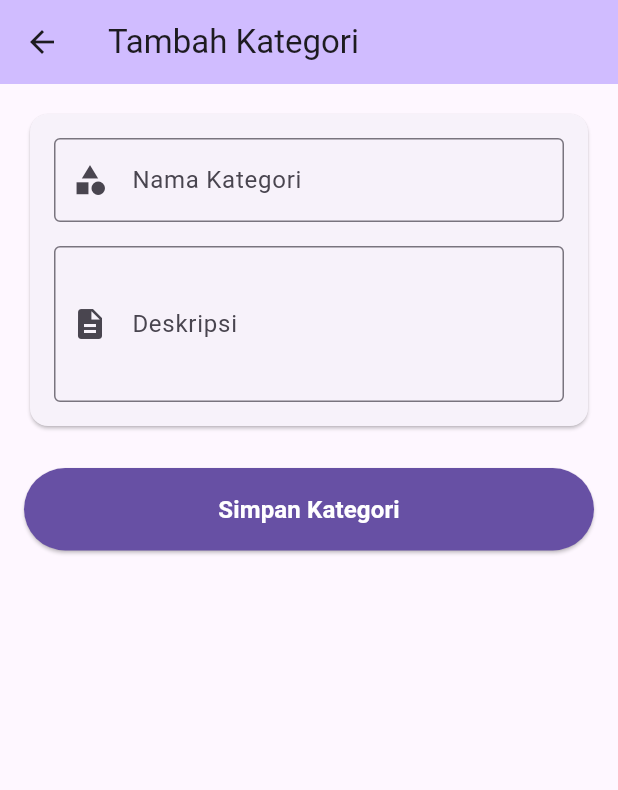
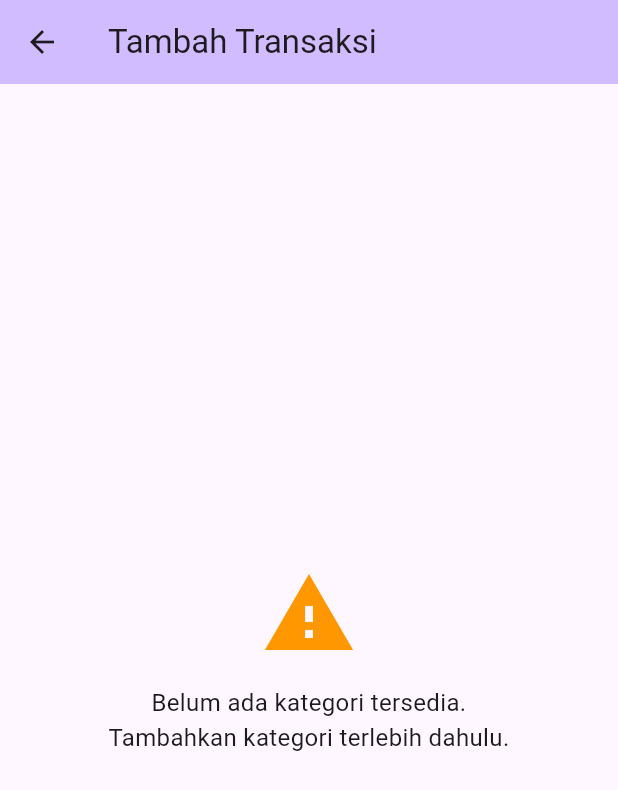
Before and after one commit to dwirez99/akuntanasigo, a Flutter app: the screen it shows after launch, after a tap on the "add" icon, on a phone screen of 412 x 824 dp. Shown: the top 790 px of the screen. Run offline on Flutter 3.47's test engine with Material 3 defaults, Android fonts, the phone set to English and light mode, and no system bars; our stand-ins replace flutter_riverpod, sqflite; accounts and stored records are empty.

Commit message:
CRUD transaksi masih bisa saja belum rapi

```diff
--- a/lib/main.dart
+++ b/lib/main.dart
@@ -1,6 +1,6 @@
 import 'package:flutter/material.dart';
 import 'package:flutter_riverpod/flutter_riverpod.dart';
-import 'screens/kategori_screen.dart';
+import 'screens/home_screen.dart';
 
 void main() {
   runApp(const ProviderScope(child: MyApp()));
@@ -17,7 +17,7 @@ class MyApp extends StatelessWidget {
         primarySwatch: Colors.blue,
         useMaterial3: true,
       ),
-      home: const KategoriScreen(),
+      home: const HomeScreen(),
       debugShowCheckedModeBanner: false,
     );
   }
--- /dev/null
+++ b/lib/screens/home_screen.dart
@@ -0,0 +1,44 @@
+import 'package:flutter/material.dart';
+import 'kategori_screen.dart';
+import 'transaksi_screen.dart';
+
+class HomeScreen extends StatefulWidget {
+  const HomeScreen({super.key});
+
+  @override
+  State<HomeScreen> createState() => _HomeScreenState();
+}
+
+class _HomeScreenState extends State<HomeScreen> {
+  int _selectedIndex = 0;
+
+  final List<Widget> _screens = [
+    const TransaksiScreen(),
+    const KategoriScreen(),
+  ];
+
+  @override
+  Widget build(BuildContext context) {
+    return Scaffold(
+      body: _screens[_selectedIndex],
+      bottomNavigationBar: BottomNavigationBar(
+        currentIndex: _selectedIndex,
+        onTap: (index) {
+          setState(() {
+            _selectedIndex = index;
+          });
+        },
+        items: const [
+          BottomNavigationBarItem(
+            icon: Icon(Icons.receipt_long),
+            label: 'Transaksi',
+          ),
+          BottomNavigationBarItem(
+            icon: Icon(Icons.category),
+            label: 'Kategori',
+          ),
+        ],
+      ),
+    );
+  }
+}
--- /dev/null
+++ b/lib/screens/transaksi_form_screen.dart
@@ -0,0 +1,347 @@
+import 'package:flutter/material.dart';
+import 'package:flutter/services.dart';
+import 'package:flutter_riverpod/flutter_riverpod.dart';
+import 'package:intl/intl.dart';
+import '../models/transaksi.dart';
+import '../models/kategori.dart';
+import '../providers/transaksi_provider.dart';
+import '../providers/kategori_provider.dart';
+
+class TransaksiFormScreen extends ConsumerStatefulWidget {
+  final Transaksi? transaksi;
+
+  const TransaksiFormScreen({super.key, this.transaksi});
+
+  @override
+  ConsumerState<TransaksiFormScreen> createState() => _TransaksiFormScreenState();
+}
+
+class _TransaksiFormScreenState extends ConsumerState<TransaksiFormScreen> {
+  final _formKey = GlobalKey<FormState>();
+  final _namaController = TextEditingController();
+  final _nominalController = TextEditingController();
+  final _keteranganController = TextEditingController();
+
+  DateTime _selectedDate = DateTime.now();
+  String _selectedJenis = 'Pemasukan';
+  int? _selectedKategoriId;
+  bool _isLoading = false;
+
+  @override
+  void initState() {
+    super.initState();
+    if (widget.transaksi != null) {
+      final transaksi = widget.transaksi!;
+      _namaController.text = transaksi.namaTransaksi;
+      _nominalController.text = transaksi.nominal.toString();
+      _keteranganController.text = transaksi.keterangan;
+      _selectedDate = DateTime.parse(transaksi.tanggal);
+      _selectedJenis = transaksi.jenis;
+      _selectedKategoriId = transaksi.kategoriId;
+    }
+  }
+
+  @override
+  void dispose() {
+    _namaController.dispose();
+    _nominalController.dispose();
+    _keteranganController.dispose();
+    super.dispose();
+  }
+
+  @override
+  Widget build(BuildContext context) {
+    final kategoriList = ref.watch(kategoriProvider);
+    final isEditing = widget.transaksi != null;
+
+    return Scaffold(
+      appBar: AppBar(
+        title: Text(isEditing ? 'Edit Transaksi' : 'Tambah Transaksi'),
+        backgroundColor: Theme.of(context).colorScheme.inversePrimary,
+      ),
+      body: kategoriList.isEmpty
+          ? const Center(
+              child: Column(
+                mainAxisAlignment: MainAxisAlignment.center,
+                children: [
+                  Icon(Icons.warning, size: 64, color: Colors.orange),
+                  SizedBox(height: 16),
+                  Text(
+                    'Belum ada kategori tersedia.\nTambahkan kategori terlebih dahulu.',
+                    textAlign: TextAlign.center,
+                    style: TextStyle(fontSize: 16),
+                  ),
+                ],
+              ),
+            )
+          : SingleChildScrollView(
+              padding: const EdgeInsets.all(16),
+              child: Form(
+                key: _formKey,
+                child: Column(
+                  crossAxisAlignment: CrossAxisAlignment.stretch,
+                  children: [
+                    // Jenis Transaksi
+                    Card(
+                      child: Padding(
+                        padding: const EdgeInsets.all(16),
+                        child: Column(
+                          crossAxisAlignment: CrossAxisAlignment.start,
+                          children: [
+                            const Text(
+                              'Jenis Transaksi',
+                              style: TextStyle(
+                                fontSize: 16,
+                                fontWeight: FontWeight.w600,
+                              ),
+                            ),
+                            const SizedBox(height: 8),
+                            Row(
+                              children: [
+                                Expanded(
+                                  child: RadioListTile<String>(
+                                    title: const Text('Pemasukan'),
+                                    value: 'Pemasukan',
+                                    groupValue: _selectedJenis,
+                                    onChanged: (value) {
+                                      setState(() {
+                                        _selectedJenis = value!;
+                                      });
+                                    },
+                                  ),
+                                ),
+                                Expanded(
+                                  child: RadioListTile<String>(
+                                    title: const Text('Pengeluaran'),
+                                    value: 'Pengeluaran',
+                                    groupValue: _selectedJenis,
+                                    onChanged: (value) {
+                                      setState(() {
+                                        _selectedJenis = value!;
+                                      });
+                                    },
+                                  ),
+                                ),
+                              ],
+                            ),
+                          ],
+                        ),
+                      ),
+                    ),
+                    const SizedBox(height: 16),
+
+                    // Form Data
+                    Card(
+                      child: Padding(
+                        padding: const EdgeInsets.all(16),
+                        child: Column(
+                          children: [
+                            TextFormField(
+                              controller: _namaController,
+                              decoration: const InputDecoration(
+                                labelText: 'Nama Transaksi',
+                                hintText: 'Masukkan nama transaksi',
+                                border: OutlineInputBorder(),
+                                prefixIcon: Icon(Icons.receipt),
+                              ),
+                              validator: (value) {
+                                if (value == null || value.trim().isEmpty) {
+                                  return 'Nama transaksi tidak boleh kosong';
+                                }
+                                return null;
+                              },
+                            ),
+                            const SizedBox(height: 16),
+
+                            // Tanggal
+                            TextFormField(
+                              readOnly: true,
+                              decoration: InputDecoration(
+                                labelText: 'Tanggal',
+                                hintText: 'Pilih tanggal',
+                                border: const OutlineInputBorder(),
+                                prefixIcon: const Icon(Icons.calendar_today),
+                                suffixIcon: IconButton(
+                                  icon: const Icon(Icons.date_range),
+                                  onPressed: _selectDate,
+                                ),
+                              ),
+                              controller: TextEditingController(
+                                text: DateFormat('dd/MM/yyyy').format(_selectedDate),
+                              ),
+                            ),
+                            const SizedBox(height: 16),
+
+                            // Kategori
+                            DropdownButtonFormField<int>(
+                              value: _selectedKategoriId,
+                              decoration: const InputDecoration(
+                                labelText: 'Kategori',
+                                border: OutlineInputBorder(),
+                                prefixIcon: Icon(Icons.category),
+                              ),
+                              items: kategoriList.map((kategori) {
+                                return DropdownMenuItem<int>(
+                                  value: kategori.id,
+                                  child: Text(kategori.namaKategori),
+                                );
+                              }).toList(),
+                              onChanged: (value) {
+                                setState(() {
+                                  _selectedKategoriId = value;
+                                });
+                              },
+                              validator: (value) {
+                                if (value == null) {
+                                  return 'Pilih kategori';
+                                }
+                                return null;
+                              },
+                            ),
+                            const SizedBox(height: 16),
+
+                            // Nominal
+                            TextFormField(
+                              controller: _nominalController,
+                              decoration: const InputDecoration(
+                                labelText: 'Nominal',
+                                hintText: 'Masukkan nominal',
+                                border: OutlineInputBorder(),
+                                prefixIcon: Icon(Icons.attach_money),
+                                prefixText: 'Rp ',
+                              ),
+                              keyboardType: TextInputType.number,
+                              inputFormatters: [
+                                FilteringTextInputFormatter.digitsOnly,
+                              ],
+                              validator: (value) {
+                                if (value == null || value.trim().isEmpty) {
+                                  return 'Nominal tidak boleh kosong';
+                                }
+                                final nominal = int.tryParse(value);
+                                if (nominal == null || nominal <= 0) {
+                                  return 'Nominal harus lebih dari 0';
+                                }
+                                return null;
+                              },
+                            ),
+                            const SizedBox(height: 16),
+
+                            // Keterangan
+                            TextFormField(
+                              controller: _keteranganController,
+                              decoration: const InputDecoration(
+                                labelText: 'Keterangan',
+                                hintText: 'Masukkan keterangan (opsional)',
+                                border: OutlineInputBorder(),
+                                prefixIcon: Icon(Icons.note),
+                              ),
+                              maxLines: 3,
+                            ),
+                          ],
+                        ),
+                      ),
+                    ),
+                    const SizedBox(height: 24),
+
+                    // Tombol Simpan
+                    ElevatedButton(
+                      onPressed: _isLoading ? null : _saveTransaksi,
+                      style: ElevatedButton.styleFrom(
+                        padding: const EdgeInsets.symmetric(vertical: 16),
+                        backgroundColor: Theme.of(context).primaryColor,
+                        foregroundColor: Colors.white,
+                      ),
+                      child: _isLoading
+                          ? const SizedBox(
+                              height: 20,
+                              width: 20,
+                              child: CircularProgressIndicator(
+                                strokeWidth: 2,
+                                valueColor: AlwaysStoppedAnimation<Color>(Colors.white),
+                              ),
+                            )
+                          : Text(
+                              isEditing ? 'Update Transaksi' : 'Simpan Transaksi',
+                              style: const TextStyle(
+                                fontSize: 16,
+                                fontWeight: FontWeight.w600,
+                              ),
+                            ),
+                    ),
+                  ],
+                ),
+              ),
+            ),
+    );
+  }
+
+  Future<void> _selectDate() async {
+    final DateTime? picked = await showDatePicker(
+      context: context,
+      initialDate: _selectedDate,
+      firstDate: DateTime(2000),
+      lastDate: DateTime.now().add(const Duration(days: 365)),
+    );
+    if (picked != null && picked != _selectedDate) {
+      setState(() {
+        _selectedDate = picked;
+      });
+    }
+  }
+
+  Future<void> _saveTransaksi() async {
+    if (!_formKey.currentState!.validate()) return;
+
+    setState(() {
+      _isLoading = true;
+    });
+
+    try {
+      final transaksi = Transaksi(
+        id: widget.transaksi?.id,
+        namaTransaksi: _namaController.text.trim(),
+        tanggal: _selectedDate.toIso8601String().split('T')[0],
+        jenis: _selectedJenis,
+        kategoriId: _selectedKategoriId!,
+        nominal: int.parse(_nominalController.text),
+        keterangan: _keteranganController.text.trim(),
+      );
+
+      if (widget.transaksi != null) {
+        await ref.read(transaksiProvider.notifier).updateTransaksi(transaksi);
+      } else {
+        await ref.read(transaksiProvider.notifier).addTransaksi(transaksi);
+      }
+
+      if (mounted) {
+        Navigator.pop(context);
+        ScaffoldMessenger.of(context).showSnackBar(
+          SnackBar(
+            content: Text(
+              widget.transaksi != null
+                  ? 'Transaksi berhasil diupdate'
+                  : 'Transaksi berhasil ditambahkan',
+            ),
+            backgroundColor: Colors.green,
+          ),
+        );
+      }
+    } catch (e) {
+      if (mounted) {
+        ScaffoldMessenger.of(context).showSnackBar(
+          SnackBar(
+            content: Text('Error: $e'),
+            backgroundColor: Colors.red,
+          ),
+        );
+      }
+    } finally {
+      if (mounted) {
+        setState(() {
+          _isLoading = false;
+        });
+      }
+    }
+  }
+}
--- /dev/null
+++ b/lib/screens/transaksi_screen.dart
@@ -0,0 +1,211 @@
+import 'package:flutter/material.dart';
+import 'package:flutter_riverpod/flutter_riverpod.dart';
+import 'package:intl/intl.dart';
+import '../models/transaksi.dart';
+import '../models/kategori.dart';
+import '../providers/transaksi_provider.dart';
+import '../providers/kategori_provider.dart';
+import 'transaksi_form_screen.dart';
+
+class TransaksiScreen extends ConsumerWidget {
+  const TransaksiScreen({super.key});
+
+  @override
+  Widget build(BuildContext context, WidgetRef ref) {
+    final transaksiList = ref.watch(transaksiProvider);
+    final kategoriList = ref.watch(kategoriProvider);
+
+    return Scaffold(
+      appBar: AppBar(
+        title: const Text('Kelola Transaksi'),
+        backgroundColor: Theme.of(context).colorScheme.inversePrimary,
+      ),
+      body: transaksiList.isEmpty
+          ? const Center(
+              child: Column(
+                mainAxisAlignment: MainAxisAlignment.center,
+                children: [
+                  Icon(
+                    Icons.receipt_long_outlined,
+                    size: 64,
+                    color: Colors.grey,
+                  ),
+                  SizedBox(height: 16),
+                  Text(
+                    'Belum ada transaksi',
+                    style: TextStyle(
+                      fontSize: 16,
+                      color: Colors.grey,
+                    ),
+                  ),
+                ],
+              ),
+            )
+          : ListView.builder(
+              padding: const EdgeInsets.all(16),
+              itemCount: transaksiList.length,
+              itemBuilder: (context, index) {
+                final transaksi = transaksiList[index];
+                final kategori = kategoriList.firstWhere(
+                  (k) => k.id == transaksi.kategoriId,
+                  orElse: () => Kategori(
+                    id: 0,
+                    namaKategori: 'Kategori Tidak Ditemukan',
+                    deskripsi: '',
+                  ),
+                );
+
+                return Card(
+                  margin: const EdgeInsets.only(bottom: 8),
+                  child: ListTile(
+                    leading: CircleAvatar(
+                      backgroundColor: transaksi.jenis == 'Pemasukan'
+                          ? Colors.green
+                          : Colors.red,
+                      child: Icon(
+                        transaksi.jenis == 'Pemasukan'
+                            ? Icons.arrow_upward
+                            : Icons.arrow_downward,
+                        color: Colors.white,
+                      ),
+                    ),
+                    title: Text(
+                      transaksi.namaTransaksi,
+                      style: const TextStyle(
+                        fontWeight: FontWeight.w600,
+                      ),
+                    ),
+                    subtitle: Column(
+                      crossAxisAlignment: CrossAxisAlignment.start,
+                      children: [
+                        Text('Kategori: ${kategori.namaKategori}'),
+                        Text(
+                          DateFormat('dd/MM/yyyy').format(
+                            DateTime.parse(transaksi.tanggal),
+                          ),
+                        ),
+                        if (transaksi.keterangan.isNotEmpty)
+                          Text(
+                            transaksi.keterangan,
+                            style: const TextStyle(
+                              fontStyle: FontStyle.italic,
+                              fontSize: 12,
+                            ),
+                          ),
+                      ],
+                    ),
+                    trailing: Column(
+                      mainAxisAlignment: MainAxisAlignment.center,
+                      crossAxisAlignment: CrossAxisAlignment.end,
+                      children: [
+                        Text(
+                          _formatCurrency(transaksi.nominal),
+                          style: TextStyle(
+                            fontWeight: FontWeight.bold,
+                            color: transaksi.jenis == 'Pemasukan'
+                                ? Colors.green
+                                : Colors.red,
+                          ),
+                        ),
+                        PopupMenuButton<String>(
+                          onSelected: (value) {
+                            if (value == 'edit') {
+                              _editTransaksi(context, transaksi);
+                            } else if (value == 'delete') {
+                              _showDeleteDialog(context, ref, transaksi);
+                            }
+                          },
+                          itemBuilder: (context) => [
+                            const PopupMenuItem(
+                              value: 'edit',
+                              child: Row(
+                                children: [
+                                  Icon(Icons.edit, size: 16),
+                                  SizedBox(width: 8),
+                                  Text('Edit'),
+                                ],
+                              ),
+                            ),
+                            const PopupMenuItem(
+                              value: 'delete',
+                              child: Row(
+                                children: [
+                                  Icon(Icons.delete, color: Colors.red, size: 16),
+                                  SizedBox(width: 8),
+                                  Text('Hapus', style: TextStyle(color: Colors.red)),
+                                ],
+                              ),
+                            ),
+                          ],
+                        ),
+                      ],
+                    ),
+                    isThreeLine: true,
+                  ),
+                );
+              },
+            ),
+      floatingActionButton: FloatingActionButton(
+        onPressed: () => _addTransaksi(context),
+        child: const Icon(Icons.add),
+      ),
+    );
+  }
+
+  String _formatCurrency(int amount) {
+    final formatter = NumberFormat.currency(
+      locale: 'id_ID',
+      symbol: 'Rp ',
+      decimalDigits: 0,
+    );
+    return formatter.format(amount);
+  }
+
+  void _addTransaksi(BuildContext context) {
+    Navigator.push(
+      context,
+      MaterialPageRoute(
+        builder: (context) => const TransaksiFormScreen(),
+      ),
+    );
+  }
+
+  void _editTransaksi(BuildContext context, Transaksi transaksi) {
+    Navigator.push(
+      context,
+      MaterialPageRoute(
+        builder: (context) => TransaksiFormScreen(transaksi: transaksi),
+      ),
+    );
+  }
+
+  void _showDeleteDialog(BuildContext context, WidgetRef ref, Transaksi transaksi) {
+    showDialog(
+      context: context,
+      builder: (context) => AlertDialog(
+        title: const Text('Hapus Transaksi'),
+        content: Text('Yakin ingin menghapus transaksi "${transaksi.namaTransaksi}"?'),
+        actions: [
+          TextButton(
+            onPressed: () => Navigator.pop(context),
+            child: const Text('Batal'),
+          ),
+          TextButton(
+            onPressed: () {
+              Navigator.pop(context);
+              ref.read(transaksiProvider.notifier).deleteTransaksi(transaksi.id!);
+              ScaffoldMessenger.of(context).showSnackBar(
+                const SnackBar(
+                  content: Text('Transaksi berhasil dihapus'),
+                  backgroundColor: Colors.green,
+                ),
+              );
+            },
+            style: TextButton.styleFrom(foregroundColor: Colors.red),
+            child: const Text('Hapus'),
+          ),
+        ],
+      ),
+    );
+  }
+}
```
